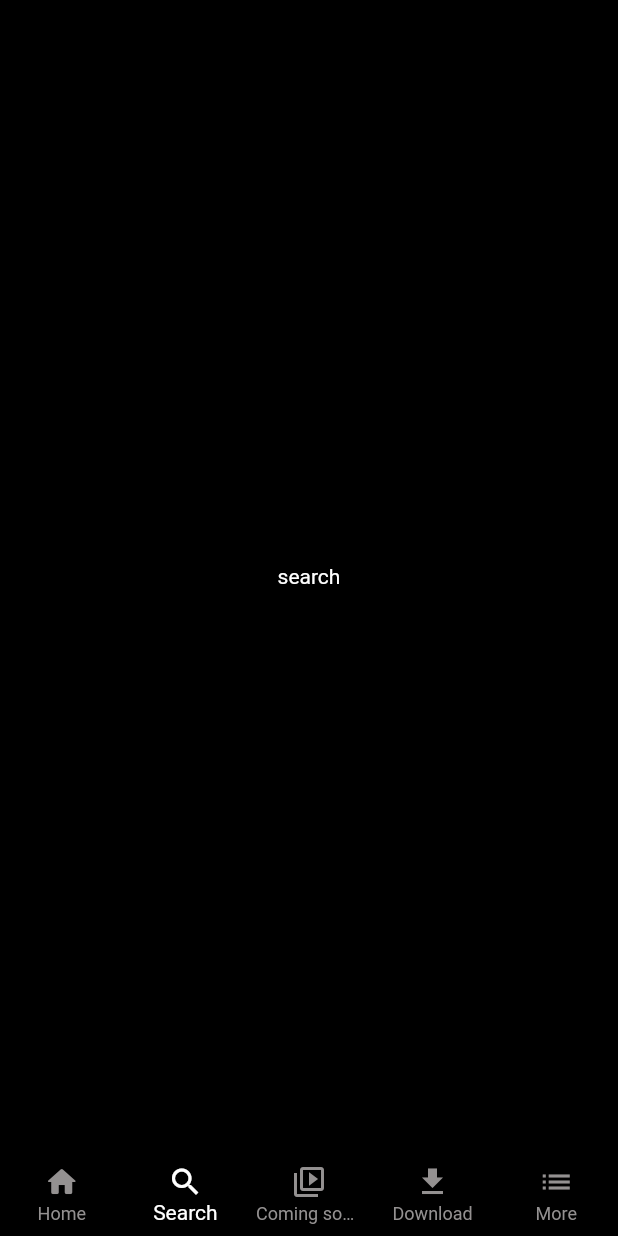
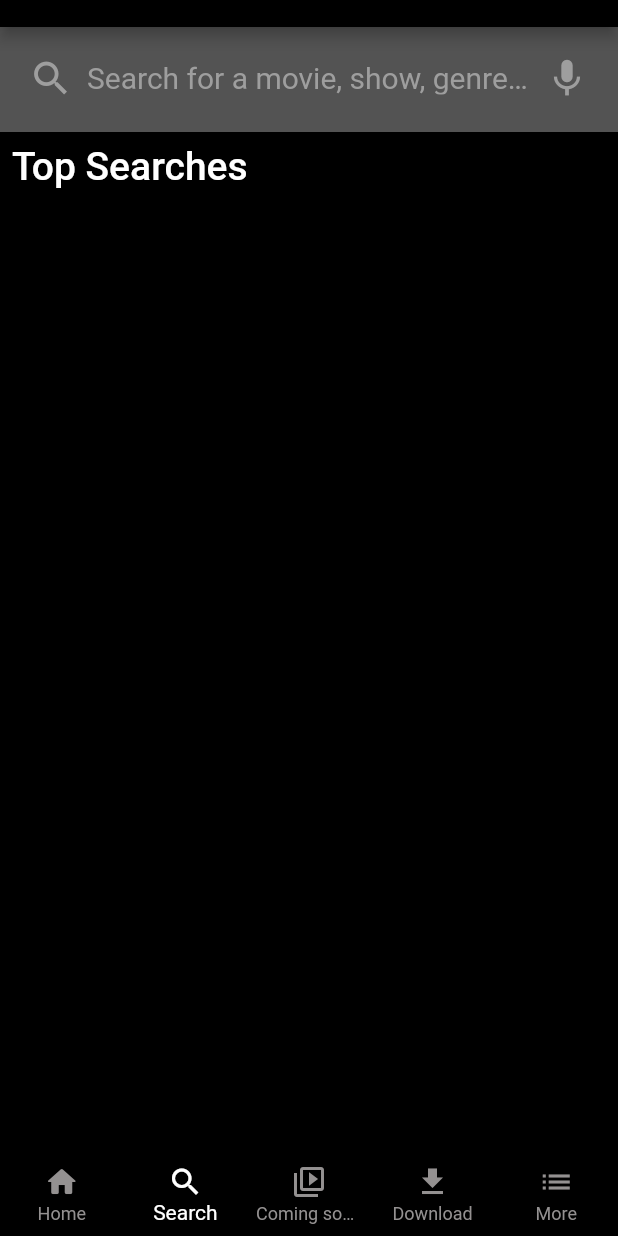
Before and after one commit to NibinBiju/Netflix_clone, a Flutter app: the BottomNaviBar screen opened directly, item 2 of the bottom bar chosen, on a phone screen of 412 x 824 dp. Run offline on Flutter 3.47's test engine with Material 2 defaults, Android fonts, the phone set to English and light mode, and no system bars; our stand-ins replace carousel_slider, youtube_player_flutter.

Commit message:
created a flutter project

```diff
--- a/lib/utils/image_constants.dart
+++ b/lib/utils/image_constants.dart
@@ -19,7 +19,6 @@ class MoiveImageConst {
 
 List carousalImages = [
   'assets/images/Rectangle 26.png',
-  'assets/images/Carteles _Interstellar_.jpeg',
-  'assets/images/Fight Club.jpeg',
-  'assets/images/Joker.png',
+  'assets/images/Rectangle 26 (1).png',
+  'assets/images/Rectangle 26 (2).png',
 ];
--- a/lib/view/home/bottom_navi.dart
+++ b/lib/view/home/bottom_navi.dart
@@ -2,6 +2,7 @@ import 'package:flutter/material.dart';
 import 'package:netflix_clone/utils/colors.dart';
 import 'package:netflix_clone/view/coming_soon/coming_soon_page.dart';
 import 'package:netflix_clone/view/home/home.dart';
+import 'package:netflix_clone/view/search_page/search_page.dart';
 
 class BottomNaviBar extends StatefulWidget {
   const BottomNaviBar({
@@ -18,14 +19,7 @@ class _BottomNaviBarState extends State<BottomNaviBar> {
 
   List myPages = [
     const Home(profileName: 'nibin'),
-    const Center(
-      child: Text(
-        'search',
-        style: TextStyle(
-          color: Colors.white,
-        ),
-      ),
-    ),
+    const SearchPage(),
     ComingSoon(),
     const Center(
       child: Text(
--- /dev/null
+++ b/lib/view/search_page/search_page.dart
@@ -0,0 +1,68 @@
+import 'package:flutter/material.dart';
+import 'package:netflix_clone/utils/colors.dart';
+import 'package:netflix_clone/view/home/head_text.dart';
+
+class SearchPage extends StatelessWidget {
+  const SearchPage({super.key});
+
+  @override
+  Widget build(BuildContext context) {
+    return Scaffold(
+      appBar: AppBar(
+        backgroundColor: ColorConstant.primaryColor,
+        toolbarHeight: 18,
+      ),
+      backgroundColor: ColorConstant.primaryColor,
+      body: Column(
+        mainAxisAlignment: MainAxisAlignment.start,
+        children: [
+          Container(
+            height: 70,
+            padding: const EdgeInsets.all(10),
+            width: MediaQuery.of(context).size.width,
+            color: const Color.fromARGB(255, 83, 83, 83),
+            child: const TextField(
+              cursorHeight: 27,
+              cursorColor: Colors.black,
+              style: TextStyle(
+                fontSize: 18,
+              ),
+              decoration: InputDecoration(
+                hintText: 'Search for a movie, show, genre, e.t.c',
+                border: InputBorder.none,
+                hintStyle: TextStyle(
+                  fontSize: 20,
+                  color: Colors.grey,
+                ),
+                prefixIcon: Icon(
+                  Icons.search,
+                  size: 30,
+                ),
+                prefixIconColor: Colors.grey,
+                suffixIcon: Icon(
+                  Icons.mic,
+                  size: 30,
+                ),
+                suffixIconColor: Colors.grey,
+              ),
+            ),
+          ),
+
+          //top searches
+          const Padding(
+            padding: EdgeInsets.all(8.0),
+            child: Column(
+              children: [
+                Row(
+                  children: [
+                    HeadText(htext: 'Top Searches', fontsize: 26),
+                  ],
+                ),
+              ],
+            ),
+          ),
+        ],
+      ),
+    );
+  }
+}
```
Also changed, not shown: assets/images/Rectangle 26 (1).png (added), assets/images/Rectangle 26 (2).png (added).
